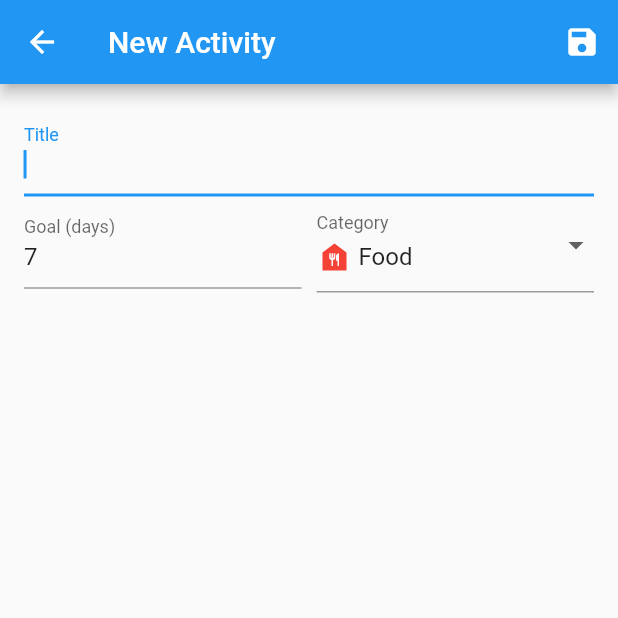
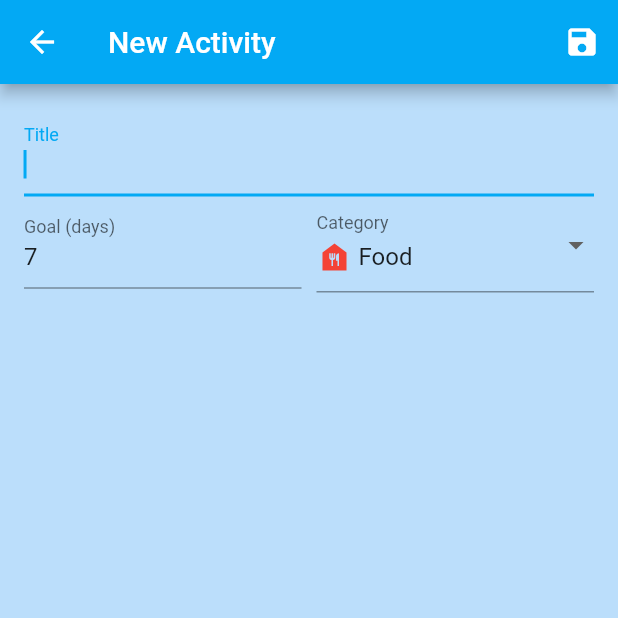
Before and after one commit to snaksa/days-without, a Flutter app: the screen it shows after launch, after a tap on the "add" icon, on a phone screen of 412 x 824 dp, the top half of it. Run offline on Flutter 3.47's test engine with Material 2 defaults, Android fonts, the phone set to English and light mode, and no system bars; our stand-ins replace bloc, equatable, flutter_bloc, fluttertoast, sqflite; accounts and stored records are empty.

Commit message:
Change theme and add no records widget

```diff
--- a/lib/bloc/notifications/notifications_bloc.dart
+++ b/lib/bloc/notifications/notifications_bloc.dart
@@ -8,13 +8,13 @@ class NotificationsBloc extends Bloc<NotificationsEvent, NotificationsState> {
 
   @override
   Stream<NotificationsState> mapEventToState(NotificationsEvent event) async* {
-    if (event is SendNotification) {
+    if (event is NotificationSend) {
       yield* _mapSendNotificationToState(event);
     }
   }
 
   Stream<NotificationsState> _mapSendNotificationToState(
-      SendNotification event) async* {
+      NotificationSend event) async* {
     if (event.text.length > 0) {
       yield NotificationSent(event.text, event.date);
     }
--- a/lib/main.dart
+++ b/lib/main.dart
@@ -39,7 +39,7 @@ void main() {
             listener: (ctx, ActivitiesState state) {
               if (state is ActivitiesNotification) {
                 BlocProvider.of<NotificationsBloc>(ctx).add(
-                  SendNotification(state.message, state.date),
+                  NotificationSend(state.message, state.date),
                 );
               }
             },
@@ -70,8 +70,19 @@ class MyApp extends StatelessWidget {
     return MaterialApp(
       title: 'Days Without',
       theme: ThemeData(
-        primarySwatch: Colors.blue,
+        primarySwatch: Colors.lightBlue,
+        accentColor: Colors.blue[200],
         visualDensity: VisualDensity.adaptivePlatformDensity,
+        primaryTextTheme: TextTheme(
+          headline6: TextStyle(color: Colors.white),
+        ),
+        appBarTheme: AppBarTheme(
+          iconTheme: IconThemeData(color: Colors.white),
+        ),
+        floatingActionButtonTheme: FloatingActionButtonThemeData(
+          foregroundColor: Colors.white,
+        ),
+        scaffoldBackgroundColor: Colors.blue[100]
       ),
       home: HomeScreen(),
       routes: {
--- /dev/null
+++ b/lib/presentation/common/no_records.dart
@@ -0,0 +1,43 @@
+import 'package:flutter/material.dart';
+
+class NoRecords extends StatelessWidget {
+  final bool withImage;
+  NoRecords({this.withImage, key}) : super(key: key);
+
+  @override
+  Widget build(BuildContext context) {
+    return Container(
+      padding: EdgeInsets.only(top: 100),
+      child: Column(
+        mainAxisAlignment: MainAxisAlignment.start,
+        children: <Widget>[
+          this.withImage
+              ? Image.asset(
+                  'assets/images/arrow-2.png',
+                  color: Theme.of(context).primaryColor,
+                  height: 100,
+                )
+              : Container(),
+          Row(
+            mainAxisAlignment: MainAxisAlignment.center,
+            crossAxisAlignment: CrossAxisAlignment.center,
+            children: <Widget>[
+              const Text('Click the '),
+              Text(
+                '+ ',
+                style: TextStyle(
+                  fontWeight: FontWeight.bold,
+                  fontSize: 24,
+                  color: Theme.of(context).primaryColor,
+                ),
+              ),
+              const Text('button'),
+            ],
+          ),
+          const Text('to add your first '),
+          const Text('record'),
+        ],
+      ),
+    );
+  }
+}
--- a/lib/presentation/screens/home_screen.dart
+++ b/lib/presentation/screens/home_screen.dart
@@ -1,5 +1,6 @@
 import 'package:days_without/bloc/activities/activities_bloc.dart';
 import 'package:days_without/bloc/activities/activities_state.dart';
+import 'package:days_without/presentation/common/no_records.dart';
 import 'package:days_without/presentation/components/activity_tile.dart';
 import 'package:days_without/presentation/components/loader.dart';
 import 'package:days_without/presentation/screens/activity_edit_screen.dart';
@@ -32,9 +33,11 @@ class _HomeScreenState extends State<HomeScreen> {
         child: BlocBuilder<ActivitiesBloc, ActivitiesState>(
           builder: (context, state) {
             if (state is ActivitiesLoadSuccess) {
-              return Padding(
-                padding: const EdgeInsets.all(8.0),
-                child: ListView.builder(
+              return state.activities.length == 0
+                  ? NoRecords(
+                      withImage: true
+                    )
+                  : ListView.builder(
                     padding: const EdgeInsets.all(8),
                     itemCount: state.activities.length,
                     itemBuilder: (BuildContext context, int index) {
@@ -49,7 +52,6 @@ class _HomeScreenState extends State<HomeScreen> {
                         ),
                       );
                     },
-                ),
                   );
             }
 
--- a/pubspec.yaml
+++ b/pubspec.yaml
@@ -51,6 +51,9 @@ flutter:
   # the material Icons class.
   uses-material-design: true
 
+  assets:
+    - assets/images/
+
   # To add assets to your application, add an assets section, like this:
   # assets:
   #   - images/a_dot_burr.jpeg
```
Also changed, not shown: lib/presentation/components/activity_details_list.dart (+17 -9 lines), lib/presentation/screens/activity_screen.dart (+26 -7 lines), assets/images/arrow-2.png (added). Lines whose indentation alone changed are shown as unchanged.
